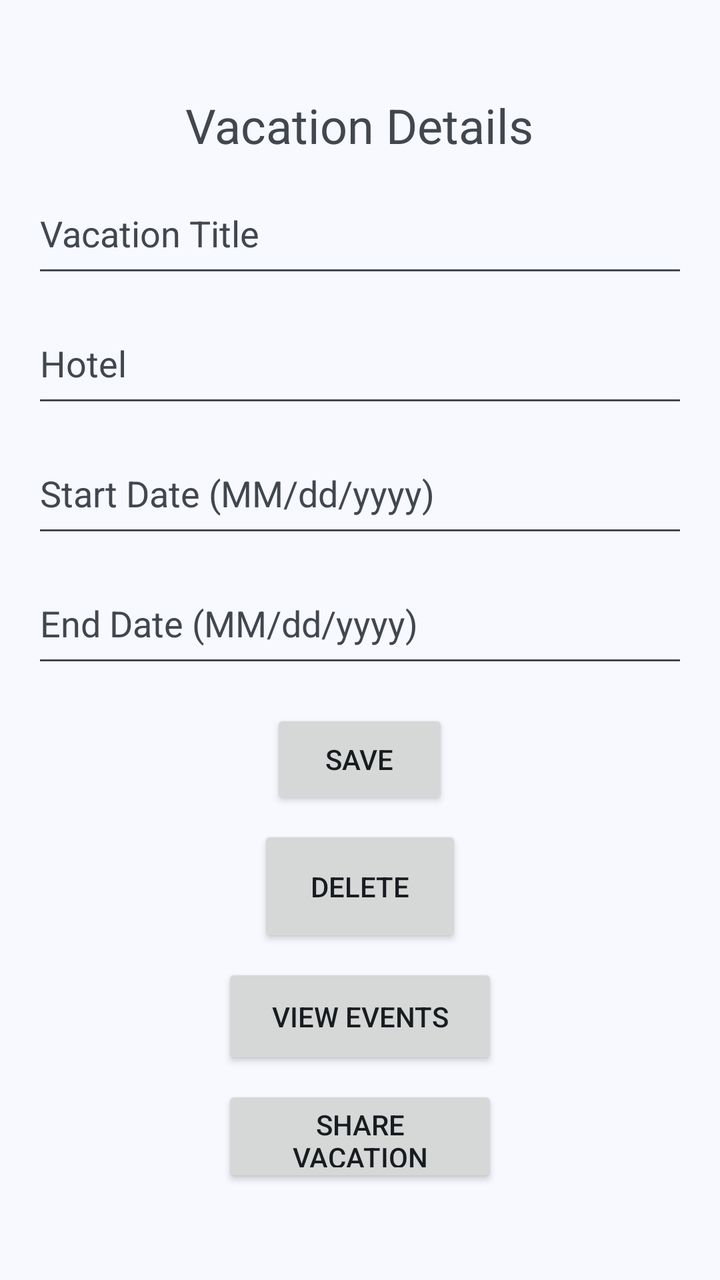
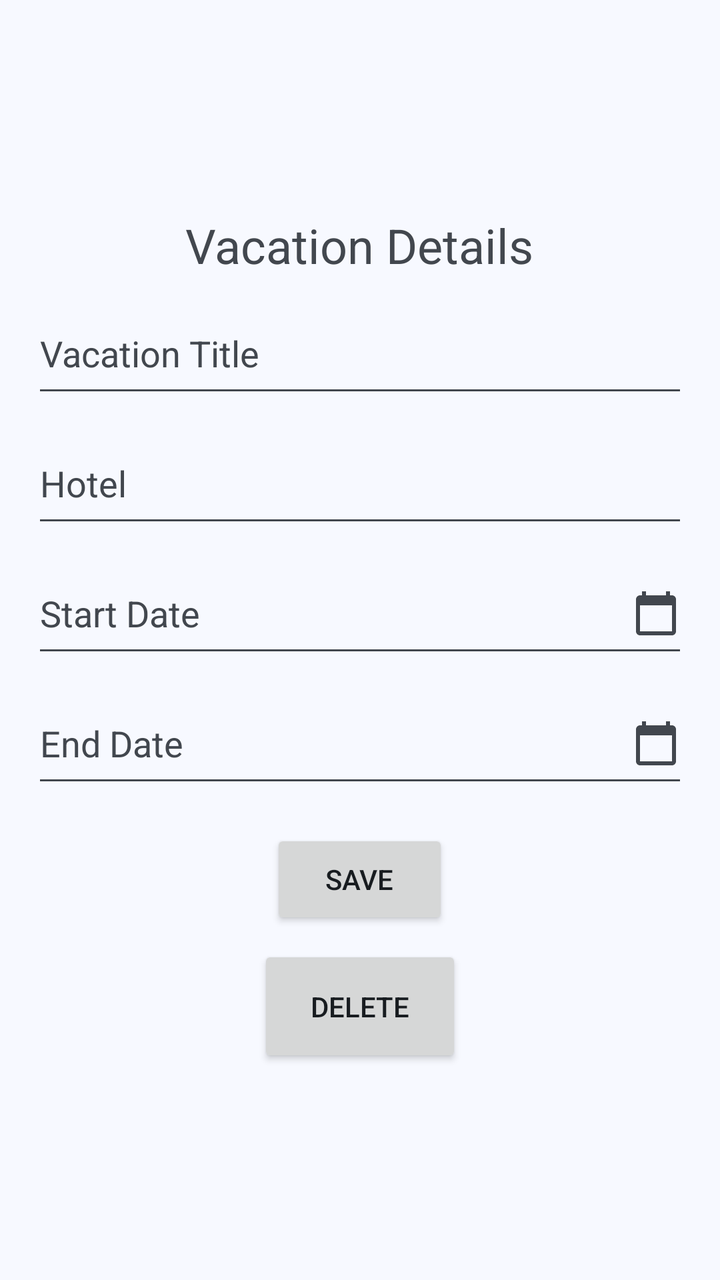

Before-and-after screenshots of an Android layout around one commit, followed by the original layout XML and the change that was made.
<!-- AndroidManifest.xml: application theme Theme.Vagor -->
<!-- res/layout/activity_vacation_detail.xml -->
<?xml version="1.0" encoding="utf-8"?>
<ScrollView
    xmlns:android="http://schemas.android.com/apk/res/android"
    android:layout_width="match_parent"
    android:layout_height="match_parent"
    android:fillViewport="true">

    <LinearLayout
        android:layout_width="match_parent"
        android:layout_height="wrap_content"
        android:gravity="center"
        android:orientation="vertical"
        android:padding="16dp">

        <TextView
            android:layout_width="wrap_content"
            android:layout_height="wrap_content"
            android:text="@string/vacation_details"
            android:textSize="24sp"
            android:layout_marginBottom="8dp"/>

        <EditText
            android:id="@+id/editTitle"
            android:layout_width="match_parent"
            android:layout_height="57dp"
            android:autofillHints="none"
            android:hint="@string/vacation_title"
            android:inputType="text" />

        <EditText
            android:id="@+id/editHotel"
            android:layout_width="match_parent"
            android:layout_height="57dp"
            android:layout_marginTop="8dp"
            android:autofillHints="none"
            android:hint="@string/hotel"
            android:inputType="text" />

        <EditText
            android:id="@+id/editStartDate"
            android:layout_width="match_parent"
            android:layout_height="57dp"
            android:layout_marginTop="8dp"
            android:autofillHints="none"
            android:hint="@string/start_date"
            android:inputType="date" />

        <EditText
            android:id="@+id/editEndDate"
            android:layout_width="match_parent"
            android:layout_height="57dp"
            android:layout_marginTop="8dp"
            android:autofillHints="none"
            android:hint="@string/end_date"
            android:inputType="date" />

        <Button
            android:id="@+id/buttonSave"
            android:layout_width="89dp"
            android:layout_height="50dp"
            android:layout_marginTop="16dp"
            android:text="@string/save" />

        <Button
            android:id="@+id/buttonDelete"
            android:layout_width="102dp"
            android:layout_height="61dp"
            android:layout_marginTop="8dp"
            android:text="@string/delete" />

        <Button
            android:id="@+id/buttonViewEvents"
            android:layout_width="138dp"
            android:layout_height="53dp"
            android:layout_marginTop="8dp"
            android:text="@string/view_events" />

        <Button
            android:id="@+id/buttonShare"
            android:layout_width="138dp"
            android:layout_height="51dp"
            android:layout_marginTop="8dp"
            android:text="@string/share_vacation" />

    </LinearLayout>

</ScrollView>
<!-- resources referenced by this layout -->
<resources>
  <string name="delete">Delete</string>
  <string name="end_date">End Date (MM/dd/yyyy)</string>
  <string name="hotel">Hotel</string>
  <string name="save">Save</string>
  <string name="share_vacation">Share Vacation</string>
  <string name="start_date">Start Date (MM/dd/yyyy)</string>
  <string name="vacation_details">Vacation Details</string>
  <string name="vacation_title">Vacation Title</string>
  <string name="view_events">View Events</string>
  <style name="Theme.Vagor" parent="Base.Theme.Vagor" />
  <color name="vagor_light_primary">#00639B</color>
  <color name="vagor_light_onPrimary">#FFFFFF</color>
  <color name="vagor_light_primaryContainer">#CEE5FF</color>
  <color name="vagor_light_onPrimaryContainer">#001D33</color>
  <color name="vagor_light_secondary">#51606F</color>
  <color name="vagor_light_onSecondary">#FFFFFF</color>
  <color name="vagor_light_secondaryContainer">#D5E4F7</color>
  <color name="vagor_light_onSecondaryContainer">#0E1D2A</color>
  <color name="vagor_light_tertiary">#68587A</color>
  <color name="vagor_light_onTertiary">#FFFFFF</color>
  <color name="vagor_light_tertiaryContainer">#EFDBFF</color>
  <color name="vagor_light_onTertiaryContainer">#231533</color>
  <color name="vagor_light_error">#BA1A1A</color>
  <color name="vagor_light_onError">#FFFFFF</color>
  <color name="vagor_light_errorContainer">#FFDAD6</color>
  <color name="vagor_light_onErrorContainer">#410002</color>
  <color name="vagor_light_background">#F7F9FF</color>
  <color name="vagor_light_onBackground">#181C20</color>
  <color name="vagor_light_surface">#F7F9FF</color>
  <color name="vagor_light_onSurface">#181C20</color>
  <color name="vagor_light_surfaceVariant">#DEE3EB</color>
  <color name="vagor_light_onSurfaceVariant">#42474E</color>
  <color name="vagor_light_outline">#72777F</color>
  <color name="vagor_light_outlineVariant">#C2C7CF</color>
  <color name="vagor_light_inverseSurface">#2D3135</color>
  <color name="vagor_light_inverseOnSurface">#EFF1F6</color>
  <color name="vagor_light_inversePrimary">#97CBFF</color>
  <color name="vagor_light_surfaceDim">#D8DAE0</color>
  <color name="vagor_light_surfaceBright">#F7F9FF</color>
  <color name="vagor_light_surfaceContainerLowest">#FFFFFF</color>
  <color name="vagor_light_surfaceContainerLow">#F1F3F9</color>
  <color name="vagor_light_surfaceContainer">#ECEEF3</color>
  <color name="vagor_light_surfaceContainerHigh">#E6E8EE</color>
  <color name="vagor_light_surfaceContainerHighest">#E0E2E8</color>
  <!-- unchanged entries left out for length: 1 -->
</resources>

<!-- the commit's change to res/layout/activity_vacation_detail.xml (unified diff, before → after) -->
@@ -42,6 +42,7 @@
             android:layout_height="57dp"
             android:layout_marginTop="8dp"
             android:autofillHints="none"
+            android:drawableEnd="@drawable/ic_calendar"
             android:hint="@string/start_date"
             android:inputType="date" />
 
@@ -51,6 +52,7 @@
             android:layout_height="57dp"
             android:layout_marginTop="8dp"
             android:autofillHints="none"
+            android:drawableEnd="@drawable/ic_calendar"
             android:hint="@string/end_date"
             android:inputType="date" />
 
@@ -68,20 +70,6 @@
             android:layout_marginTop="8dp"
             android:text="@string/delete" />
 
-        <Button
-            android:id="@+id/buttonViewEvents"
-            android:layout_width="138dp"
-            android:layout_height="53dp"
-            android:layout_marginTop="8dp"
-            android:text="@string/view_events" />
-
-        <Button
-            android:id="@+id/buttonShare"
-            android:layout_width="138dp"
-            android:layout_height="51dp"
-            android:layout_marginTop="8dp"
-            android:text="@string/share_vacation" />
-
     </LinearLayout>
 
 </ScrollView>
<!-- resource entries referenced after the edit -->
@@ -1,14 +1,23 @@
 <!-- resources referenced by this layout -->
 <resources>
+  <!-- drawable ic_calendar (drawable) -->
+  <vector xmlns:android="http://schemas.android.com/apk/res/android"
+      android:width="24dp"
+      android:height="24dp"
+      android:tint="?attr/colorControlNormal"
+      android:viewportWidth="24"
+      android:viewportHeight="24">
+      <path
+          android:fillColor="@android:color/white"
+          android:pathData="M20,3h-1V1h-2v2H7V1H5v2H4c-1.1,0 -2,0.9 -2,2v16c0,1.1 0.9,2 2,2h16c1.1,0 2,-0.9 2,-2V5c0,-1.1 -0.9,-2 -2,-2zM20,21H4V8h16v13z" />
+  </vector>
   <string name="delete">Delete</string>
-  <string name="end_date">End Date (MM/dd/yyyy)</string>
+  <string name="end_date">End Date</string>
   <string name="hotel">Hotel</string>
   <string name="save">Save</string>
-  <string name="share_vacation">Share Vacation</string>
-  <string name="start_date">Start Date (MM/dd/yyyy)</string>
+  <string name="start_date">Start Date</string>
   <string name="vacation_details">Vacation Details</string>
   <string name="vacation_title">Vacation Title</string>
-  <string name="view_events">View Events</string>
   <style name="Theme.Vagor" parent="Base.Theme.Vagor" />
   <color name="vagor_light_primary">#00639B</color>
   <color name="vagor_light_onPrimary">#FFFFFF</color>
